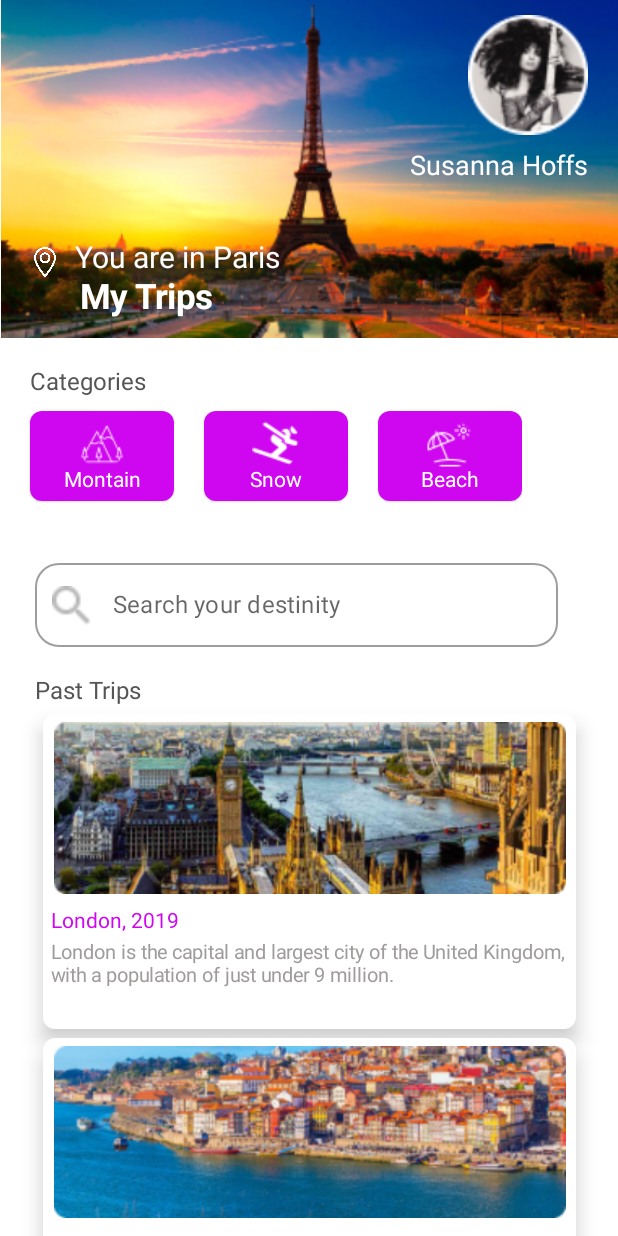
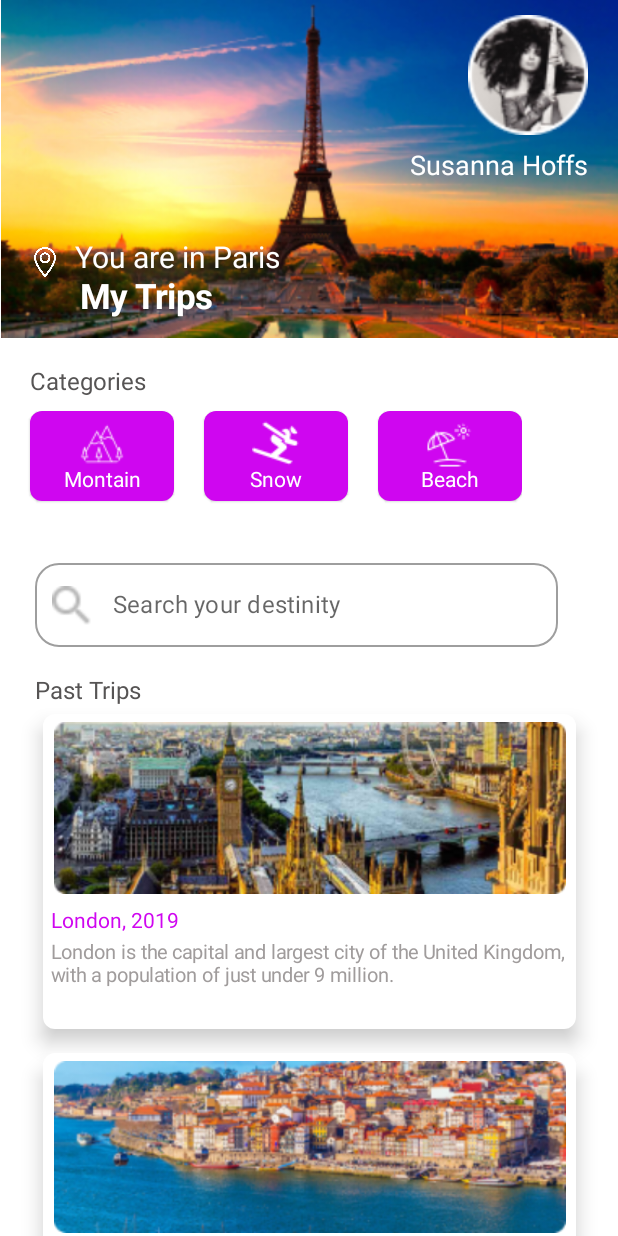
Before and after one commit to GustavoHenriqueProjects/ScreenLogin_Home, an Android app built with Jetpack Compose: the SignInActivity screen opened directly, with no data from a screen before it, on a phone screen of 412 x 824 dp. Run offline under Robolectric (Android 15) with nearby library versions, the phone set to English and light mode, and no system bars.

Commit message:
Finalizando cards de viagem

```diff
--- a/app/src/main/java/com/example/interfacelogin/SignInActivity.kt
+++ b/app/src/main/java/com/example/interfacelogin/SignInActivity.kt
@@ -8,7 +8,9 @@ import androidx.activity.compose.setContent
 import androidx.compose.foundation.Image
 import androidx.compose.foundation.background
 import androidx.compose.foundation.layout.*
+import androidx.compose.foundation.lazy.LazyColumn
 import androidx.compose.foundation.lazy.LazyRow
+import androidx.compose.foundation.lazy.items
 import androidx.compose.foundation.rememberScrollState
 import androidx.compose.foundation.shape.RoundedCornerShape
 import androidx.compose.foundation.text.KeyboardOptions
@@ -40,7 +42,9 @@ class SignInActivity : ComponentActivity() {
         super.onCreate(savedInstanceState)
         setContent {
             InterfaceLoginTheme {
-                InterfaceSignIn(ListCategories.getListCategories())
+                InterfaceSignIn(
+                    ListCategories.getListCategories()
+                )
             }
         }
     }
@@ -108,7 +112,6 @@ fun InterfaceSignIn(cards: List<CardCategories>) {
                             color = Color.White,
                             fontWeight = FontWeight.Bold
                         )
-
                     }
                 }
             }
@@ -126,7 +129,7 @@ fun InterfaceSignIn(cards: List<CardCategories>) {
                 }
                 Column(modifier = Modifier.fillMaxWidth()) {
                     LazyRow() {
-                        for (card in cards){
+                        for (card in cards) {
                             item {
                                 Card(
                                     modifier = Modifier
@@ -152,7 +155,8 @@ fun InterfaceSignIn(cards: List<CardCategories>) {
                                     ) {
                                         Image(
                                             //(?:)Se nao ouver nenhuma imagem ele pega a imagem padrão
-                                            painter = card.image ?: painterResource(id = R.drawable.montain),
+                                            painter = card.image
+                                                ?: painterResource(id = R.drawable.montain),
                                             contentDescription = "",
                                             modifier = Modifier.size(width = 32.dp, height = 32.dp)
                                         )
@@ -208,13 +212,21 @@ fun InterfaceSignIn(cards: List<CardCategories>) {
                         color = Color(86, 84, 84)
                     )
                 }
+                CardsTrips(cards = ListCategories.getListTrips())
+            }
+        }
+    }
+}
+
+@Composable
+fun CardsTrips(cards: List<CardCategories>) {
+    LazyColumn() {
+        items(cards) { card ->
+            Spacer(modifier = Modifier.height(6.dp))
             Column(
-                    modifier = Modifier
-                        .fillMaxSize()
-                        .verticalScroll(rememberScrollState()),
+                modifier = Modifier.fillMaxWidth(),
                 horizontalAlignment = Alignment.CenterHorizontally
             ) {
-                    Spacer(modifier = Modifier.height(6.dp))
                 Card(
                     modifier = Modifier.size(width = 355.dp, height = 210.dp),
                     shape = RoundedCornerShape(
@@ -227,7 +239,7 @@ fun InterfaceSignIn(cards: List<CardCategories>) {
                 ) {
                     Column(modifier = Modifier.fillMaxWidth()) {
                         Image(
-                                painter = painterResource(id = R.drawable.trip_london),
+                            painter = card.image ?: painterResource(id = R.drawable.trip_london),
                             contentDescription = "",
                             modifier = Modifier
                                 .fillMaxWidth()
@@ -235,14 +247,14 @@ fun InterfaceSignIn(cards: List<CardCategories>) {
                                 .padding(start = 5.dp, top = 5.dp, end = 5.dp)
                         )
                         Text(
-                                text = stringResource(id = R.string.mytrips_post_trips_subtitle_London),
+                            text = "${card.localTrip}, ${card.year}",
                             modifier = Modifier.padding(start = 5.dp, top = 10.dp),
                             fontSize = 14.sp,
                             color = Color(207, 6, 240)
                         )
                         Spacer(modifier = Modifier.height(5.dp))
                         Text(
-                                text = stringResource(id = R.string.mytrips_post_trips_text),
+                            text = card.text,
                             modifier = Modifier.padding(start = 5.dp),
                             fontSize = 13.sp,
                             color = Color(160, 156, 156)
@@ -250,43 +262,8 @@ fun InterfaceSignIn(cards: List<CardCategories>) {
 
                     }
                 }
-                    Spacer(modifier = Modifier.height(6.dp))
-                    Card(
-                        modifier = Modifier.size(width = 355.dp, height = 210.dp),
-                        shape = RoundedCornerShape(
-                            topStart = 8.dp,
-                            topEnd = 8.dp,
-                            bottomStart = 8.dp,
-                            bottomEnd = 8.dp
-                        ),
-                        elevation = 8.dp
-                    ) {
-                        Column(modifier = Modifier.fillMaxWidth()) {
-                            Image(
-                                painter = painterResource(id = R.drawable.trip_porto),
-                                contentDescription = "",
-                                modifier = Modifier
-                                    .fillMaxWidth()
-                                    .height(120.dp)
-                                    .padding(start = 5.dp, top = 5.dp, end = 5.dp)
-                            )
-                            Text(
-                                text = stringResource(id = R.string.mytrips_post_trips_subtitle_Porto),
-                                modifier = Modifier.padding(start = 5.dp, top = 10.dp),
-                                fontSize = 14.sp,
-                                color = Color(207, 6, 240)
-                            )
-                            Spacer(modifier = Modifier.height(5.dp))
-                            Text(
-                                text = stringResource(id = R.string.mytrips_post_trips_text),
-                                modifier = Modifier.padding(start = 5.dp),
-                                fontSize = 13.sp,
-                                color = Color(160, 156, 156)
-                            )
+                Spacer(modifier = Modifier.height(10.dp))
             }
         }
     }
 }
-        }
-    }
-}
--- a/app/src/main/java/com/example/interfacelogin/dao/repository/ListCategories.kt
+++ b/app/src/main/java/com/example/interfacelogin/dao/repository/ListCategories.kt
@@ -2,6 +2,7 @@ package com.example.interfacelogin.dao.repository
 
 import androidx.compose.runtime.Composable
 import androidx.compose.ui.res.painterResource
+import androidx.compose.ui.res.stringResource
 import com.example.interfacelogin.R
 import com.example.interfacelogin.model.CardCategories
 
@@ -13,18 +14,38 @@ class ListCategories {
             return listOf<CardCategories>(
                 CardCategories(
                     id = 0,
-                    cardtitle = "Montain",
+                    cardtitle = stringResource(id = R.string.mytrips_title_montain),
                     image = painterResource(id = R.drawable.montain)
                 ),
                 CardCategories(
                     id = 1,
-                    cardtitle = "Snow",
+                    cardtitle = stringResource(id = R.string.mytrips_title_snow),
                     image = painterResource(id = R.drawable.snow)
                 ),
                 CardCategories(
                     id = 2,
-                    cardtitle = "Beach",
+                    cardtitle = stringResource(id = R.string.mytrips_title_beach),
                     image = painterResource(id = R.drawable.beach)
+                )
+            )
+        }
+
+        @Composable
+        fun getListTrips(): List<CardCategories> {
+            return listOf<CardCategories>(
+                CardCategories(
+                    id = 0,
+                    image = painterResource(id = R.drawable.trip_london),
+                    localTrip = stringResource(id = R.string.mytrips_post_trips_subtitle_London),
+                    year = 2019,
+                    text = stringResource(id = R.string.mytrips_text_london)
+                ),
+                CardCategories(
+                    id = 1,
+                    image = painterResource(id = R.drawable.trip_porto),
+                    localTrip = stringResource(id = R.string.mytrips_post_trips_subtitle_Porto),
+                    year = 2022,
+                    text = stringResource(id = R.string.mytrips_text_Porto)
                 )
             )
         }
--- a/app/src/main/java/com/example/interfacelogin/model/CardCategories.kt
+++ b/app/src/main/java/com/example/interfacelogin/model/CardCategories.kt
@@ -9,5 +9,10 @@ import androidx.compose.ui.graphics.painter.Painter
 data class CardCategories(
     var id: Int = 0,
     var cardtitle: String = "",
-    var image: Painter? = null // ? -> Significa que esse atrituto pode ser null
+    var image: Painter? = null, // ? -> Significa que esse atrituto pode ser null
+    var text: String = "",
+    var localTrip: String = "",
+    var year: Int = 0,
+    var day: Int = 0,
+    var month: String = ""
 )
--- a/app/src/main/res/values/strings.xml
+++ b/app/src/main/res/values/strings.xml
@@ -28,10 +28,10 @@
     <string name="mytrips_title_beach">Beach</string>
     <string name="mytrips_search">Search your destinity</string>
     <string name="mytrips_subtitle_post">Past Trips</string>
-    <string name="mytrips_post_trips_subtitle_London">London, 2019</string>
-    <string name="mytrips_post_trips_subtitle_Porto">Porto, 2019</string>
-    <string name="mytrips_post_trips_text">London is the capital and largest city of the United Kingdom, with a population of just under 9 million.</string>
-    <string name="mytrips_post_trips_text2">Porto is the second city in Portugal, the capital of the Oporto District, and one of the Iberian Peninsula`s major urban.</string>
+    <string name="mytrips_post_trips_subtitle_London">London</string>
+    <string name="mytrips_post_trips_subtitle_Porto">Porto</string>
+    <string name="mytrips_text_london">London is the capital and largest city of the United Kingdom, with a population of just under 9 million.</string>
+    <string name="mytrips_text_Porto">Porto is the second city in Portugal, the capital of the Oporto District, and one of the Iberian Peninsula`s major urban.</string>
 
 
 </resources>
```
Lines whose indentation alone changed are shown as unchanged.
